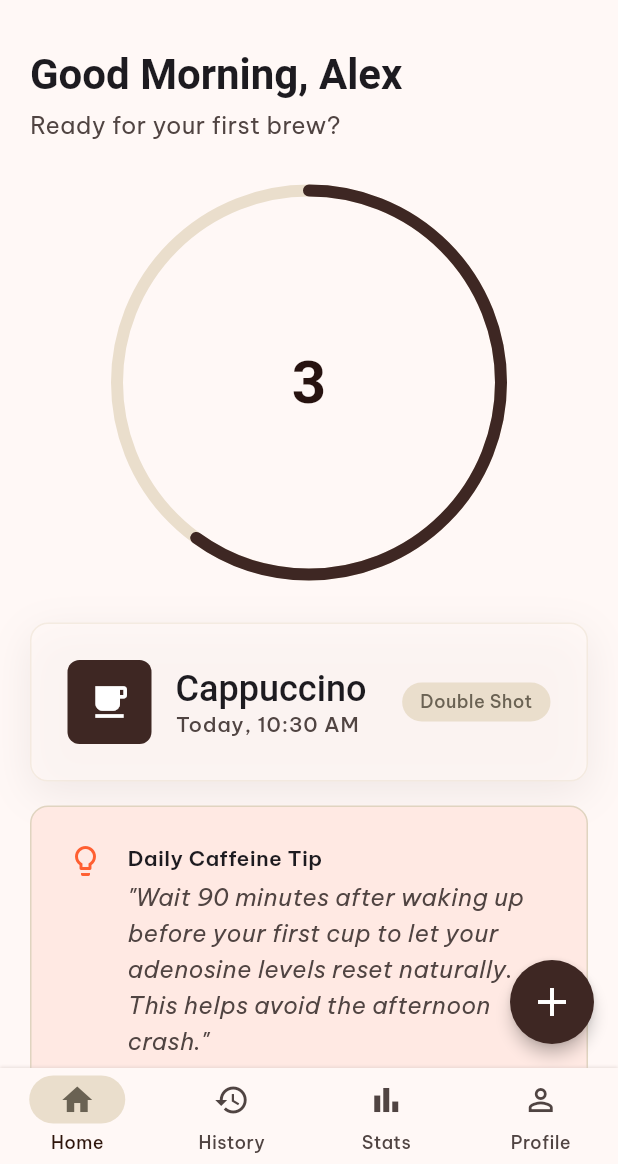
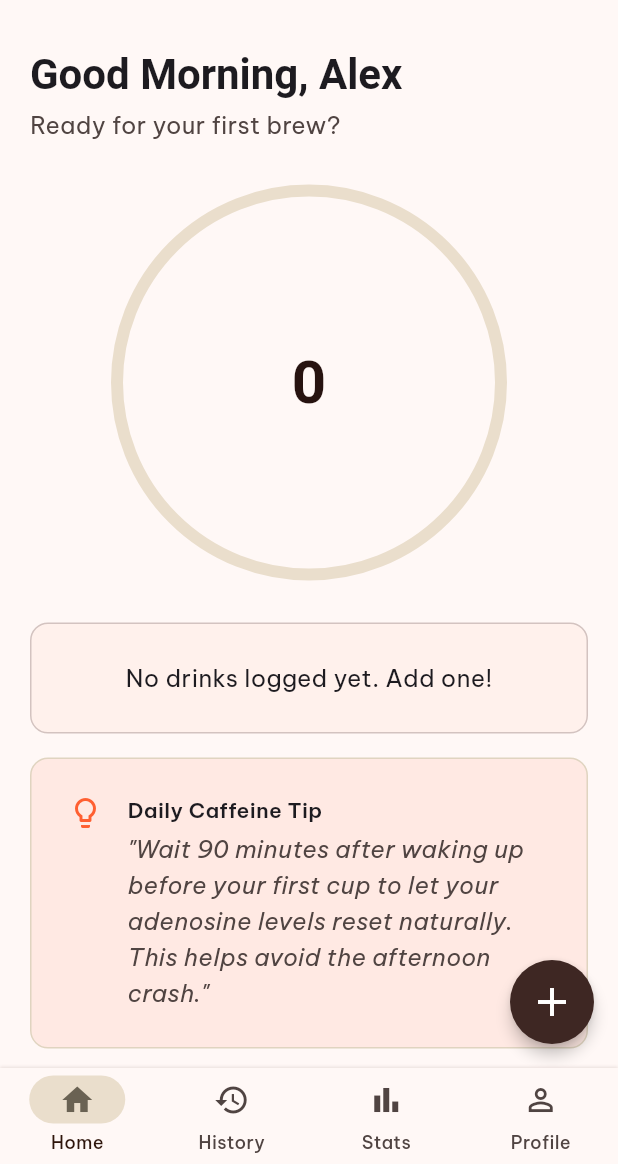
Before and after one commit to DoomHopes/artisan_cafe, a Flutter app: the screen it shows after launch, on a phone screen of 412 x 824 dp, the part 72-1236 px from its top. Run offline on Flutter 3.47's test engine with Material 3 defaults, Android fonts, the light colour scheme and no system bars; our stand-ins replace flutter_riverpod, freezed_annotation, go_router, google_fonts, riverpod_annotation, sqflite; accounts and stored records are empty; generated files the repository leaves out were written again; network calls fail; Roboto replaces fonts that are missing (Literata).

Commit message:
feat: implement AddBrewWizard provider to manage drink state and dynamic caffeine calculations across screens

```diff
--- a/lib/screens/home_screen.dart
+++ b/lib/screens/home_screen.dart
@@ -1,12 +1,17 @@
 import 'package:flutter/material.dart';
+import 'package:flutter_riverpod/flutter_riverpod.dart';
 import 'package:go_router/go_router.dart';
+import 'package:intl/intl.dart';
 import '../core/theme/app_colors.dart';
+import '../providers/brew_history_provider.dart';
 
-class HomeScreen extends StatelessWidget {
+class HomeScreen extends ConsumerWidget {
   const HomeScreen({super.key});
 
   @override
-  Widget build(BuildContext context) {
+  Widget build(BuildContext context, WidgetRef ref) {
+    final brewsAsync = ref.watch(brewHistoryProvider);
+
     return Scaffold(
       backgroundColor: AppColors.surface,
       appBar: AppBar(
@@ -51,7 +56,17 @@ class HomeScreen extends StatelessWidget {
           )
         ],
       ),
-      body: SingleChildScrollView(
+      body: brewsAsync.when(
+        loading: () => const Center(child: CircularProgressIndicator()),
+        error: (err, stack) => Center(child: Text('Error: $err')),
+        data: (brews) {
+          final today = DateTime.now();
+          final todayBrews = brews.where((b) => b.createdAt.year == today.year && b.createdAt.month == today.month && b.createdAt.day == today.day).toList();
+          final totalCaffeine = todayBrews.fold<int>(0, (sum, brew) => sum + brew.caffeine);
+          final progress = (todayBrews.length / 5.0).clamp(0.0, 1.0);
+          final latestBrew = brews.isNotEmpty ? brews.first : null;
+
+          return SingleChildScrollView(
             padding: const EdgeInsets.symmetric(horizontal: 20, vertical: 24),
             child: Column(
               crossAxisAlignment: CrossAxisAlignment.start,
@@ -76,7 +91,7 @@ class HomeScreen extends StatelessWidget {
                   fit: StackFit.expand,
                   children: [
                     CircularProgressIndicator(
-                      value: 3 / 5,
+                      value: progress,
                       strokeWidth: 8,
                       backgroundColor: AppColors.secondaryContainer,
                       color: AppColors.primaryContainer,
@@ -84,7 +99,7 @@ class HomeScreen extends StatelessWidget {
                     ),
                     Center(
                       child: Text(
-                        '3',
+                        '${todayBrews.length}',
                         style: Theme.of(context).textTheme.displayLarge?.copyWith(
                           fontSize: 40,
                           color: AppColors.primary,
@@ -98,6 +113,7 @@ class HomeScreen extends StatelessWidget {
             const SizedBox(height: 32),
 
             // Latest Drink Card
+            if (latestBrew != null)
               Container(
                 padding: const EdgeInsets.all(24),
                 decoration: BoxDecoration(
@@ -129,11 +145,11 @@ class HomeScreen extends StatelessWidget {
                         crossAxisAlignment: CrossAxisAlignment.start,
                         children: [
                           Text(
-                          'Cappuccino',
+                            latestBrew.name.isNotEmpty ? latestBrew.name : 'Custom Drink',
                             style: Theme.of(context).textTheme.headlineMedium?.copyWith(fontSize: 24),
                           ),
                           Text(
-                          'Today, 10:30 AM',
+                            DateFormat('MMMM d, h:mm a').format(latestBrew.createdAt),
                             style: Theme.of(context).textTheme.labelMedium?.copyWith(
                               color: AppColors.onSurfaceVariant,
                               fontSize: 14,
@@ -148,9 +164,9 @@ class HomeScreen extends StatelessWidget {
                         color: AppColors.secondaryContainer,
                         borderRadius: BorderRadius.circular(16),
                       ),
-                    child: const Text(
-                      'Double Shot',
-                      style: TextStyle(
+                      child: Text(
+                        '${latestBrew.caffeine}mg',
+                        style: const TextStyle(
                           fontSize: 12,
                           fontWeight: FontWeight.w500,
                           color: AppColors.onSecondaryContainer,
@@ -158,6 +174,18 @@ class HomeScreen extends StatelessWidget {
                       ),
                     ),
                   ],
+                ),
+              )
+            else
+              Container(
+                padding: const EdgeInsets.all(24),
+                decoration: BoxDecoration(
+                  color: AppColors.surfaceContainerLow,
+                  borderRadius: BorderRadius.circular(12),
+                  border: Border.all(color: AppColors.outlineVariant, style: BorderStyle.solid),
+                ),
+                child: const Center(
+                  child: Text('No drinks logged yet. Add one!'),
                 ),
               ),
             const SizedBox(height: 16),
@@ -273,7 +301,7 @@ class HomeScreen extends StatelessWidget {
                           textBaseline: TextBaseline.alphabetic,
                           children: [
                             Text(
-                              '240',
+                              '$totalCaffeine',
                               style: Theme.of(context).textTheme.headlineMedium,
                             ),
                             const SizedBox(width: 4),
@@ -285,9 +313,9 @@ class HomeScreen extends StatelessWidget {
                         ),
                         const SizedBox(height: 8),
                         LinearProgressIndicator(
-                          value: 0.5,
+                          value: (totalCaffeine / 400.0).clamp(0.0, 1.0),
                           backgroundColor: AppColors.secondaryContainer,
-                          color: AppColors.error,
+                          color: totalCaffeine > 400 ? AppColors.error : AppColors.primary,
                           borderRadius: BorderRadius.circular(4),
                           minHeight: 4,
                         ),
@@ -299,6 +327,8 @@ class HomeScreen extends StatelessWidget {
             ),
           ],
         ),
+      );
+    },
   ),
   floatingActionButton: FloatingActionButton(
     onPressed: () {
--- a/pubspec.yaml
+++ b/pubspec.yaml
@@ -42,6 +42,8 @@ dependencies:
   json_annotation: ^4.12.0
   sqflite: ^2.4.3
   path: ^1.9.1
+  uuid: ^4.5.3
+  intl: ^0.20.3
 
 dev_dependencies:
   flutter_test:
```
Also changed, not shown: lib/providers/add_brew_provider.dart (added, +109 -0 lines), lib/providers/brew_history_provider.dart (+4 -13 lines), lib/providers/repository_provider.dart (added, +11 -0 lines), lib/screens/brew_details_screen.dart (+25 -7 lines), lib/screens/custom_drink_screen.dart (+35 -7 lines), lib/screens/review_brew_screen.dart (+15 -9 lines), lib/providers/add_brew_provider.freezed.dart (added), lib/providers/add_brew_provider.g.dart (added), lib/providers/brew_history_provider.g.dart, lib/providers/repository_provider.g.dart (added), pubspec.lock, 2 other files. Lines whose indentation alone changed are shown as unchanged.
